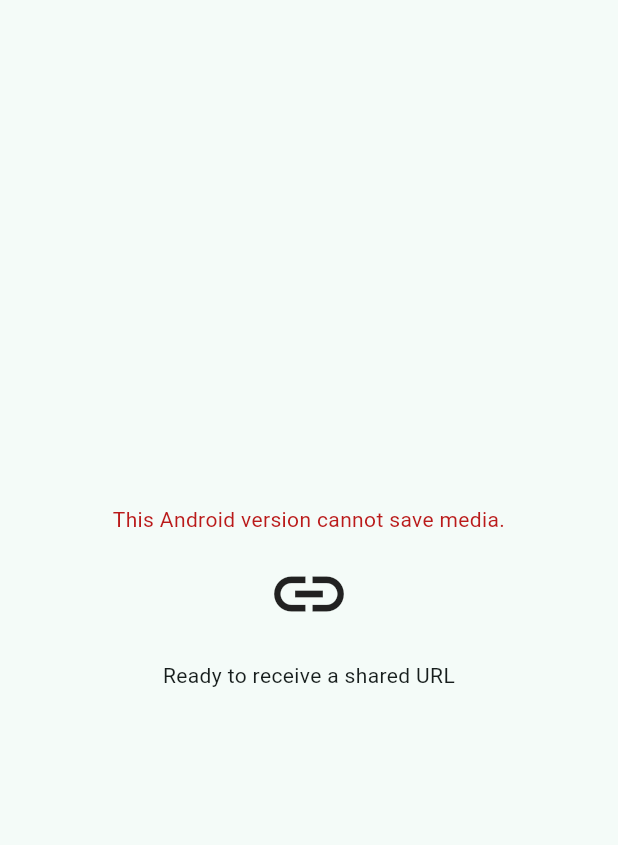
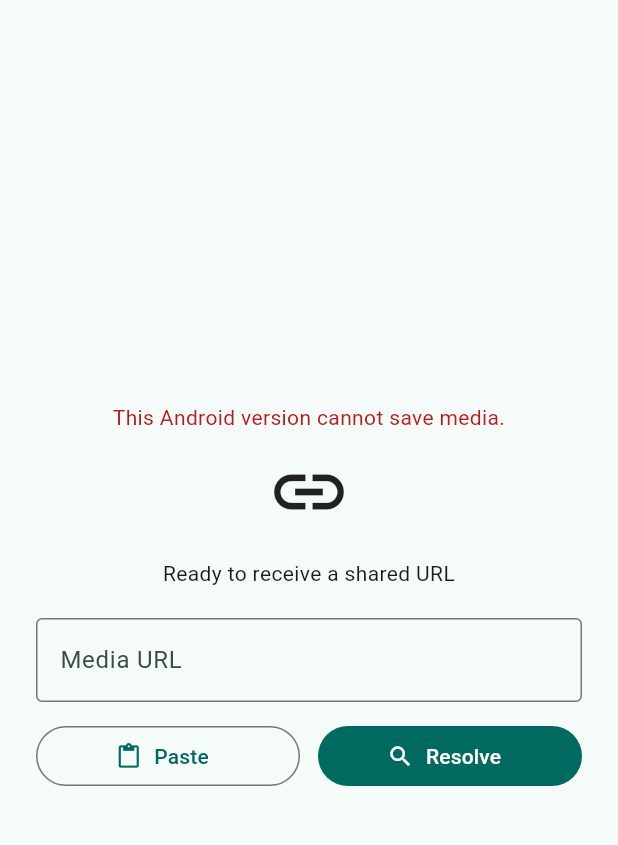
Before and after one commit to similaitw/media-share-saver, a Flutter app: the screen it shows after launch, on a phone screen of 412 x 824 dp, the part 63-908 px from its top. Run offline on Flutter 3.47's test engine with Material 3 defaults, Android fonts, the phone set to English and light mode, and no system bars.

Commit message:
Add manual URL resolve input

```diff
--- a/apps/mobile/lib/main.dart
+++ b/apps/mobile/lib/main.dart
@@ -75,10 +75,12 @@
   bool _isInBackground = false;
   List<DownloadHistoryEntry> _historyEntries = [];
   String? _deviceWarning;
+  late final TextEditingController _urlController;
 
   @override
   void initState() {
     super.initState();
+    _urlController = TextEditingController(text: widget.initialSharedText);
     WidgetsBinding.instance.addObserver(this);
     unawaited(_loadHistory());
     unawaited(_validateDevice());
@@ -137,6 +139,7 @@
   void dispose() {
     WidgetsBinding.instance.removeObserver(this);
     _channel.setMethodCallHandler(null);
+    _urlController.dispose();
     super.dispose();
   }
 
@@ -154,6 +157,10 @@
   }
 
   void _handleSharedText(String text) {
+    _urlController.value = TextEditingValue(
+      text: text,
+      selection: TextSelection.collapsed(offset: text.length),
+    );
     final uri = Uri.tryParse(text.trim());
     final isHttpUrl = uri != null &&
         uri.host.isNotEmpty &&
@@ -175,6 +182,14 @@
       _status = 'loading';
     });
     _resolve(uri.toString());
+  }
+
+  Future<void> _pasteUrl() async {
+    final clipboardData = await Clipboard.getData(Clipboard.kTextPlain);
+    final text = clipboardData?.text;
+    if (text != null) {
+      _handleSharedText(text);
+    }
   }
 
   Future<void> _resolve(String url) async {
@@ -362,6 +377,42 @@
                 ),
               const SizedBox(height: 16),
               Text(title, textAlign: TextAlign.center),
+              const SizedBox(height: 20),
+              TextField(
+                key: const Key('manual-url-field'),
+                controller: _urlController,
+                keyboardType: TextInputType.url,
+                textInputAction: TextInputAction.done,
+                autocorrect: false,
+                decoration: const InputDecoration(
+                  labelText: 'Media URL',
+                  hintText: 'https://example.com/video',
+                  border: OutlineInputBorder(),
+                ),
+                onSubmitted: (_) => _handleSharedText(_urlController.text),
+              ),
+              const SizedBox(height: 12),
+              Row(
+                children: [
+                  Expanded(
+                    child: OutlinedButton.icon(
+                      key: const Key('paste-url-button'),
+                      onPressed: _pasteUrl,
+                      icon: const Icon(Icons.content_paste),
+                      label: const Text('Paste'),
+                    ),
+                  ),
+                  const SizedBox(width: 12),
+                  Expanded(
+                    child: FilledButton.icon(
+                      key: const Key('resolve-url-button'),
+                      onPressed: () => _handleSharedText(_urlController.text),
+                      icon: const Icon(Icons.search),
+                      label: const Text('Resolve'),
+                    ),
+                  ),
+                ],
+              ),
               if (_sharedUrl != null) ...[
                 const SizedBox(height: 12),
                 SelectableText(_sharedUrl!, textAlign: TextAlign.center),
```
Also changed, not shown: 2 other files.
